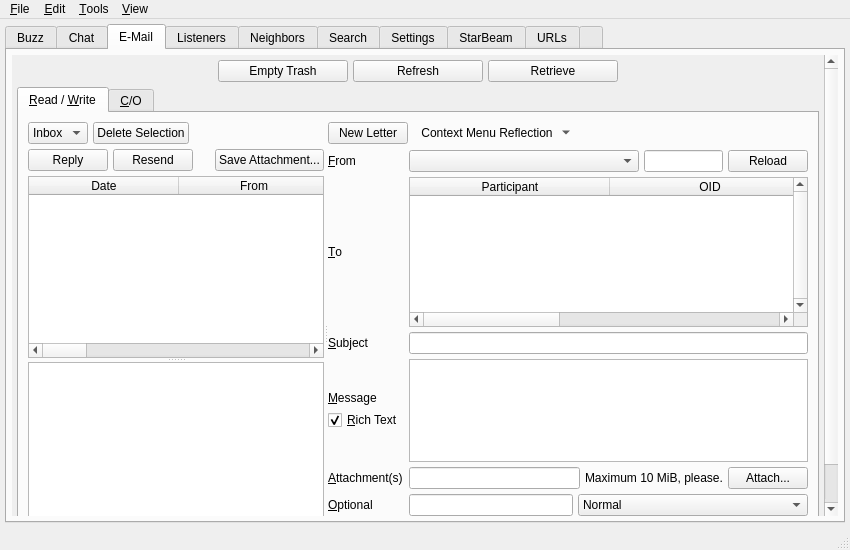
Before: the Qt Designer form branches/trunk/UI/spot-on-controlcenter.ui in textbrowser/spot-on, drawn with Qt 5.
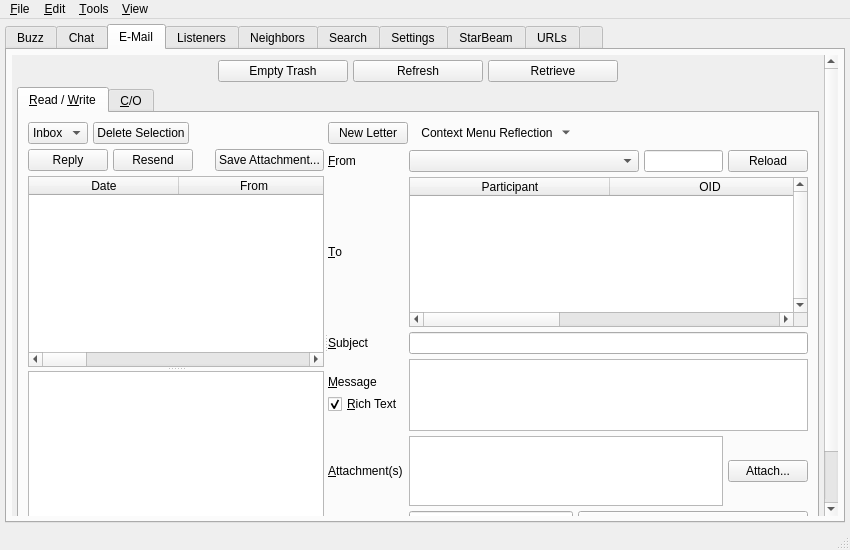
After: the same form once the commit is applied. The open tabs and pages were chosen to show the change. Icons and pictures are not drawn. Custom widgets are drawn as their Qt base class.

Commit message: E-mail attachments.

Diff of the .ui file:
```diff
--- a/branches/trunk/UI/spot-on-controlcenter.ui
+++ b/branches/trunk/UI/spot-on-controlcenter.ui
@@ -906,9 +906,9 @@
            <property name="geometry">
             <rect>
              <x>0</x>
-             <y>0</y>
+             <y>-179</y>
              <width>827</width>
-             <height>582</height>
+             <height>613</height>
             </rect>
            </property>
            <layout class="QVBoxLayout" name="verticalLayout_55">
@@ -1542,12 +1542,18 @@
                          <number>5</number>
                         </property>
                         <item>
-                         <widget class="QLineEdit" name="attachment"/>
-                        </item>
-                        <item>
-                         <widget class="QLabel" name="label_95">
-                          <property name="text">
-                           <string>Maximum 10 MiB, please.</string>
+                         <widget class="QTextBrowser" name="attachment">
+                          <property name="sizePolicy">
+                           <sizepolicy hsizetype="Expanding" vsizetype="Preferred">
+                            <horstretch>0</horstretch>
+                            <verstretch>0</verstretch>
+                           </sizepolicy>
+                          </property>
+                          <property name="tabChangesFocus">
+                           <bool>true</bool>
+                          </property>
+                          <property name="openLinks">
+                           <bool>false</bool>
                           </property>
                          </widget>
                         </item>
```
Left out of the diff: 4 changed lines with no effect on the pictures. The commit also changes 4 other files.
